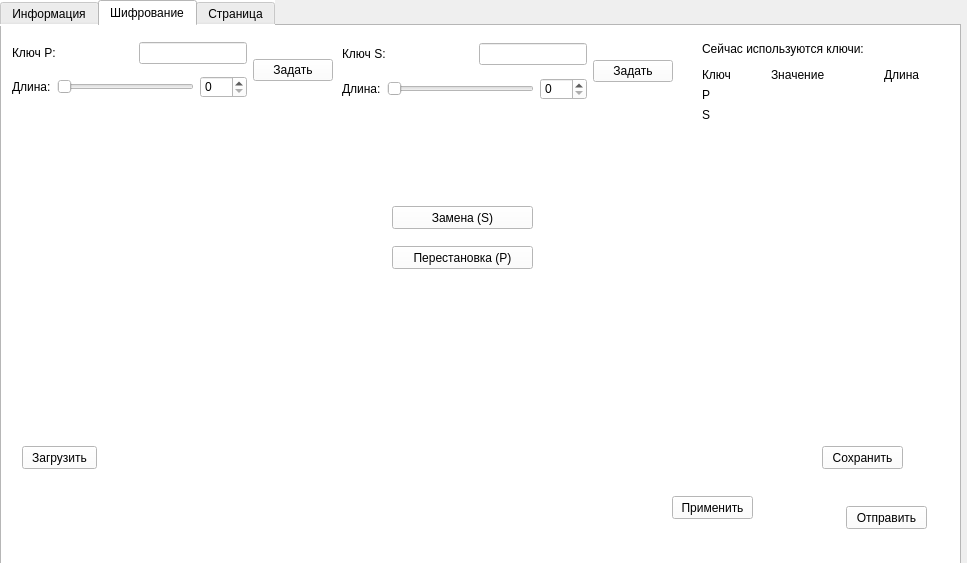
This is Qt/home_windows.ui in shm0nya/Lipilin-s-game as Qt 5 draws it before an edit. The edited form follows.
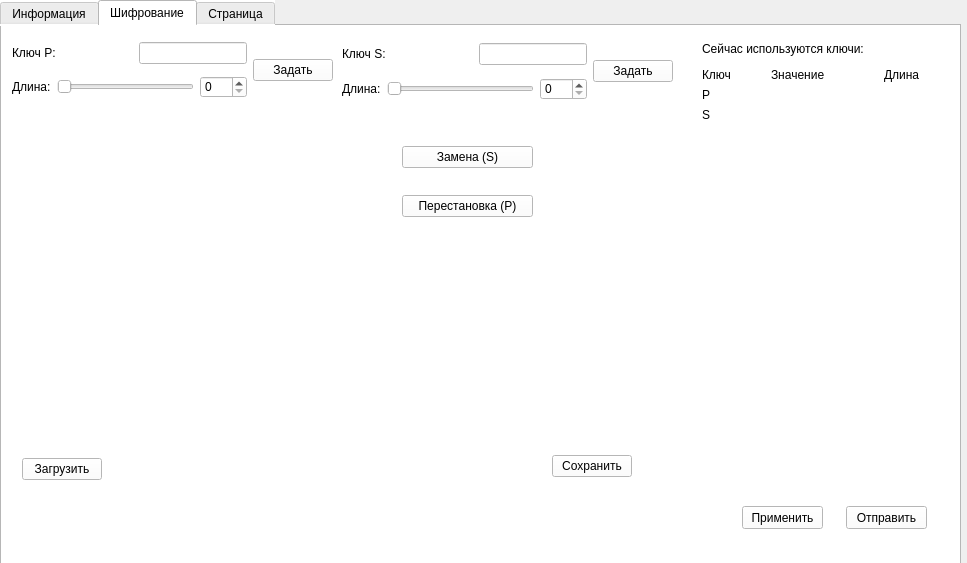
This is the edited form.

```diff
--- a/Qt/home_windows.ui
+++ b/Qt/home_windows.ui
@@ -309,65 +309,6 @@
     <attribute name="title">
      <string>Шифрование</string>
     </attribute>
-    <widget class="QWidget" name="img_original" native="true">
-     <property name="geometry">
-      <rect>
-       <x>20</x>
-       <y>110</y>
-       <width>331</width>
-       <height>291</height>
-      </rect>
-     </property>
-    </widget>
-    <widget class="QWidget" name="img_afto_encr_or_decr" native="true">
-     <property name="geometry">
-      <rect>
-       <x>580</x>
-       <y>110</y>
-       <width>331</width>
-       <height>291</height>
-      </rect>
-     </property>
-    </widget>
-    <widget class="QPushButton" name="Button_Sblok_use">
-     <property name="geometry">
-      <rect>
-       <x>390</x>
-       <y>180</y>
-       <width>141</width>
-       <height>23</height>
-      </rect>
-     </property>
-     <property name="text">
-      <string>Замена (S)</string>
-     </property>
-    </widget>
-    <widget class="QPushButton" name="Button_Pblok_use">
-     <property name="geometry">
-      <rect>
-       <x>390</x>
-       <y>220</y>
-       <width>141</width>
-       <height>23</height>
-      </rect>
-     </property>
-     <property name="text">
-      <string>Перестановка (P)</string>
-     </property>
-    </widget>
-    <widget class="QPushButton" name="Button_load_origin_img">
-     <property name="geometry">
-      <rect>
-       <x>20</x>
-       <y>420</y>
-       <width>75</width>
-       <height>23</height>
-      </rect>
-     </property>
-     <property name="text">
-      <string>Загрузить</string>
-     </property>
-    </widget>
     <widget class="QPushButton" name="pushButton_5">
      <property name="geometry">
       <rect>
@@ -381,24 +322,11 @@
       <string>Отправить</string>
      </property>
     </widget>
-    <widget class="QPushButton" name="Button_save_img">
-     <property name="geometry">
-      <rect>
-       <x>820</x>
-       <y>420</y>
-       <width>81</width>
-       <height>23</height>
-      </rect>
-     </property>
-     <property name="text">
-      <string>Сохранить</string>
-     </property>
-    </widget>
     <widget class="QPushButton" name="pushButton_8">
      <property name="geometry">
       <rect>
-       <x>670</x>
-       <y>470</y>
+       <x>740</x>
+       <y>480</y>
        <width>81</width>
        <height>23</height>
       </rect>
@@ -653,6 +581,160 @@
       </item>
      </layout>
     </widget>
+    <widget class="QWidget" name="">
+     <property name="geometry">
+      <rect>
+       <x>20</x>
+       <y>120</y>
+       <width>352</width>
+       <height>334</height>
+      </rect>
+     </property>
+     <layout class="QVBoxLayout" name="componate_load">
+      <item>
+       <widget class="QLabel" name="img_label_original">
+        <property name="minimumSize">
+         <size>
+          <width>350</width>
+          <height>300</height>
+         </size>
+        </property>
+        <property name="text">
+         <string/>
+        </property>
+       </widget>
+      </item>
+      <item>
+       <layout class="QHBoxLayout" name="componate_load_button">
+        <item>
+         <widget class="QPushButton" name="Button_load_origin_img">
+          <property name="text">
+           <string>Загрузить</string>
+          </property>
+         </widget>
+        </item>
+        <item>
+         <spacer name="horizontalSpacer_12">
+          <property name="orientation">
+           <enum>Qt::Horizontal</enum>
+          </property>
+          <property name="sizeHint" stdset="0">
+           <size>
+            <width>40</width>
+            <height>20</height>
+           </size>
+          </property>
+         </spacer>
+        </item>
+       </layout>
+      </item>
+     </layout>
+    </widget>
+    <widget class="QWidget" name="">
+     <property name="geometry">
+      <rect>
+       <x>400</x>
+       <y>120</y>
+       <width>131</width>
+       <height>71</height>
+      </rect>
+     </property>
+     <layout class="QVBoxLayout" name="componate_PS_button">
+      <item>
+       <widget class="QPushButton" name="Button_Sblok_use">
+        <property name="text">
+         <string>Замена (S)</string>
+        </property>
+       </widget>
+      </item>
+      <item>
+       <spacer name="verticalSpacer_2">
+        <property name="orientation">
+         <enum>Qt::Vertical</enum>
+        </property>
+        <property name="sizeHint" stdset="0">
+         <size>
+          <width>20</width>
+          <height>40</height>
+         </size>
+        </property>
+       </spacer>
+      </item>
+      <item>
+       <widget class="QPushButton" name="Button_Pblok_use">
+        <property name="text">
+         <string>Перестановка (P)</string>
+        </property>
+       </widget>
+      </item>
+     </layout>
+    </widget>
+    <widget class="QWidget" name="">
+     <property name="geometry">
+      <rect>
+       <x>550</x>
+       <y>120</y>
+       <width>351</width>
+       <height>331</height>
+      </rect>
+     </property>
+     <layout class="QVBoxLayout" name="componate_save">
+      <item>
+       <widget class="QLabel" name="img_label_after">
+        <property name="minimumSize">
+         <size>
+          <width>350</width>
+          <height>300</height>
+         </size>
+        </property>
+        <property name="text">
+         <string/>
+        </property>
+       </widget>
+      </item>
+      <item>
+       <layout class="QHBoxLayout" name="componate_save_button">
+        <item>
+         <widget class="QPushButton" name="Button_save_img">
+          <property name="text">
+           <string>Сохранить</string>
+          </property>
+         </widget>
+        </item>
+        <item>
+         <spacer name="horizontalSpacer_13">
+          <property name="orientation">
+           <enum>Qt::Horizontal</enum>
+          </property>
+          <property name="sizeHint" stdset="0">
+           <size>
+            <width>40</width>
+            <height>20</height>
+           </size>
+          </property>
+         </spacer>
+        </item>
+       </layout>
+      </item>
+     </layout>
+    </widget>
+    <zorder>Button_Sblok_use</zorder>
+    <zorder>Button_Pblok_use</zorder>
+    <zorder>Button_load_origin_img</zorder>
+    <zorder>pushButton_5</zorder>
+    <zorder>Button_save_img</zorder>
+    <zorder>pushButton_8</zorder>
+    <zorder>layoutWidget_2</zorder>
+    <zorder>layoutWidget</zorder>
+    <zorder>layoutWidget</zorder>
+    <zorder>img_label_original</zorder>
+    <zorder>img_label_after</zorder>
+    <zorder>horizontalSpacer_9</zorder>
+    <zorder>horizontalSpacer_12</zorder>
+    <zorder>verticalSpacer_2</zorder>
+    <zorder>verticalSpacer_3</zorder>
+    <zorder>Button_Sblok_use</zorder>
+    <zorder>horizontalSpacer_13</zorder>
    </widget>
    <widget class="QWidget" name="tab_3">
     <attribute name="title">
```
